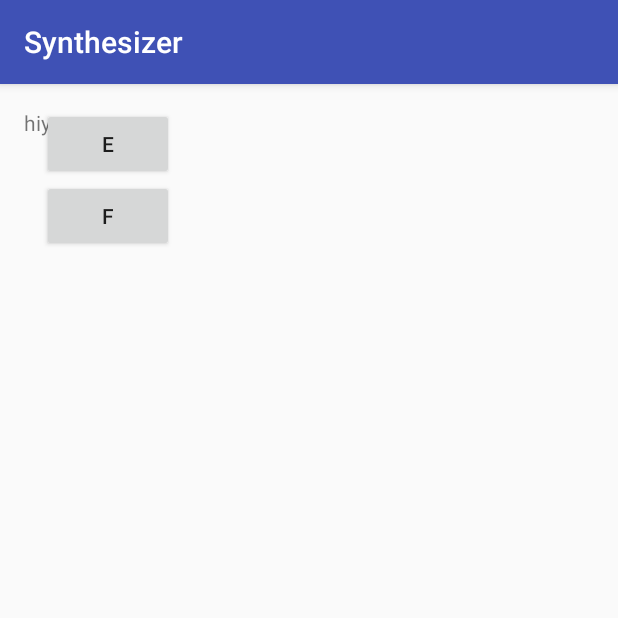
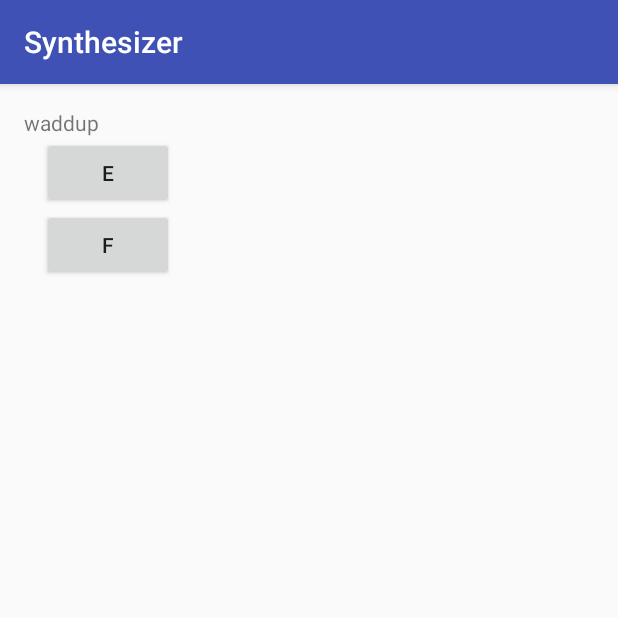
Before and after one commit to alcantara4106/1.2.4-and-1.2.5, an Android app: the screen it shows after launch (SynthesizerActivity), on a phone screen of 412 x 824 dp, the top half of it. Run offline under Robolectric (Android 15) with nearby library versions, the phone set to English and light mode, and no system bars.

Commit message:
still trying to get buttons to work

```diff
--- a/Synthesizer/app/src/main/res/layout/activity_synthesizer.xml
+++ b/Synthesizer/app/src/main/res/layout/activity_synthesizer.xml
@@ -13,6 +13,7 @@
     <TextView
         android:layout_width="wrap_content"
         android:layout_height="wrap_content"
+        android:id="@+id/howdy"
         android:text="@string/howdy"/>
 
     <Button
@@ -22,7 +23,7 @@
     android:id="@+id/eButton"
         android:onClick="onEButtonClick"
         android:layout_marginStart="12dp"
-        android:layout_below="@+id/textView"
+        android:layout_below="@+id/howdy"
         android:layout_alignParentStart="true" />
 
     <Button
--- a/Synthesizer/app/src/main/res/values/strings.xml
+++ b/Synthesizer/app/src/main/res/values/strings.xml
@@ -1,6 +1,6 @@
 <resources>
     <string name="app_name">Synthesizer</string>
-    <string name="howdy">hiya</string>
+    <string name="howdy">waddup</string>
     <string name="eButton">E</string>
     <string name="fButton">F</string>
 </resources>
```
